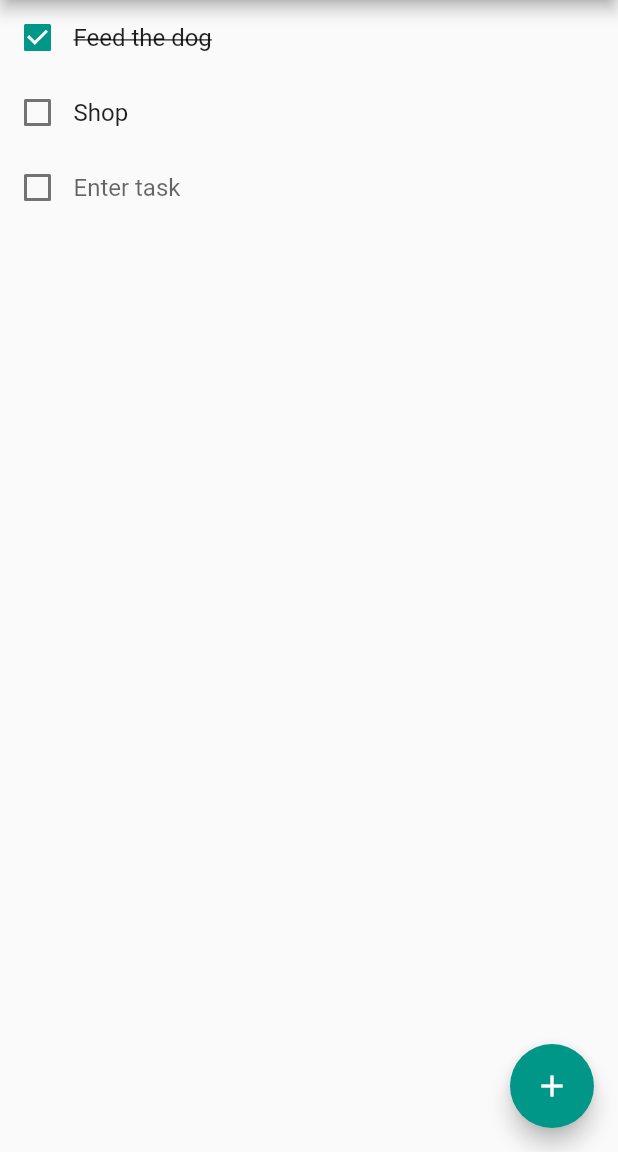
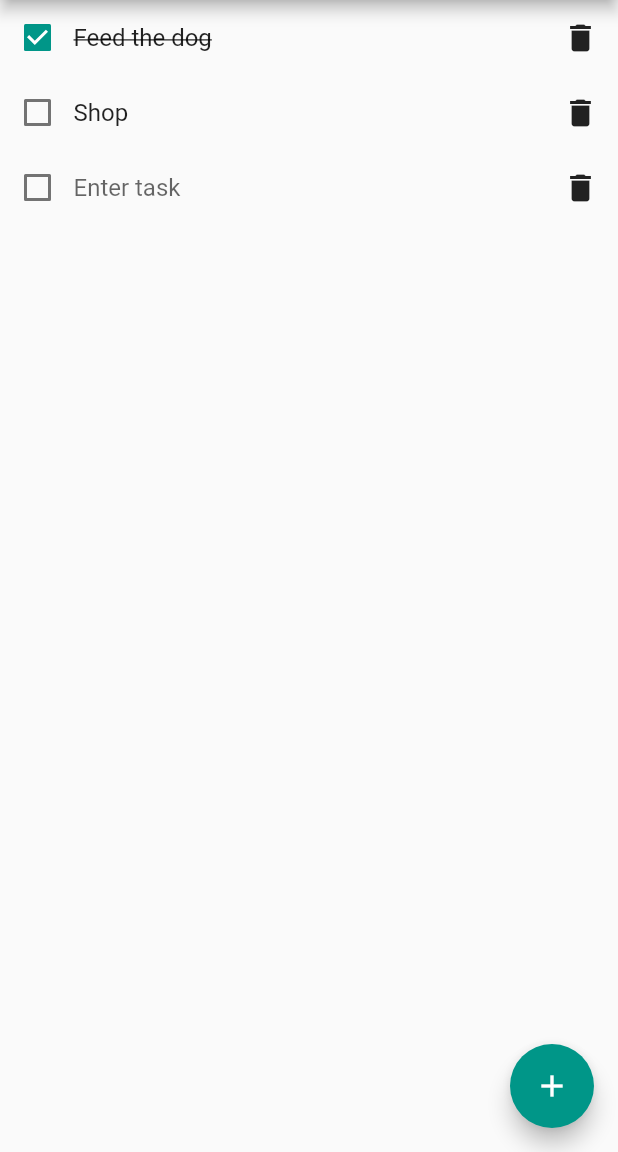
Before and after one commit to bmcilw1/flutter_todo, a Flutter app: the screen it shows after launch, after a tap on the "add" icon, on a phone screen of 412 x 824 dp, the part 84-1236 px from its top. Run offline on Flutter 3.47's test engine with Material 2 defaults, Android fonts, the phone set to English and light mode, and no system bars.

Commit message:
delete icon

```diff
--- a/lib/todo.dart
+++ b/lib/todo.dart
@@ -13,7 +13,6 @@ class Todo extends StatefulWidget {
 class _TodoState extends State<Todo> {
   bool isChecked;
   String text;
-  bool showDelete = false;
 
   _TodoState(this.isChecked, this.text);
 
@@ -41,12 +40,10 @@ class _TodoState extends State<Todo> {
                     onSubmitted: _textChanged,
                   ),
           ),
-          Visibility(
-              visible: showDelete,
-              child: IconButton(
-                icon: Icon(Icons.delete),
-                onPressed: () {},
-              ))
+          IconButton(
+            icon: Icon(Icons.delete),
+            onPressed: () {},
+          )
         ]));
   }
 }
```
